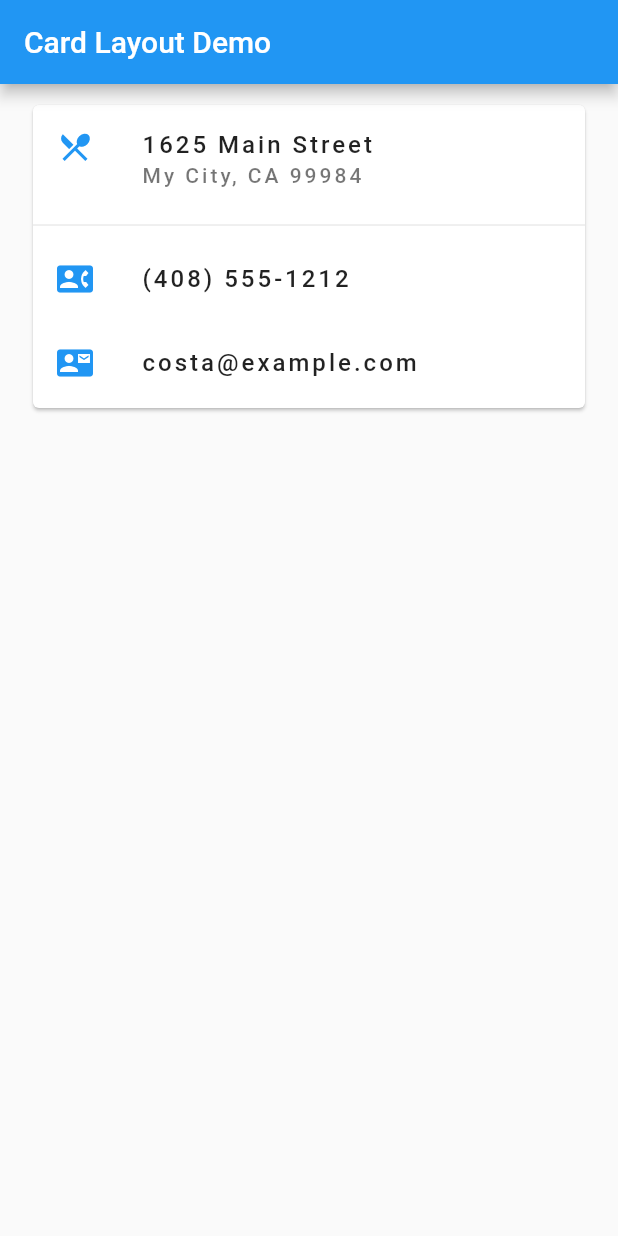
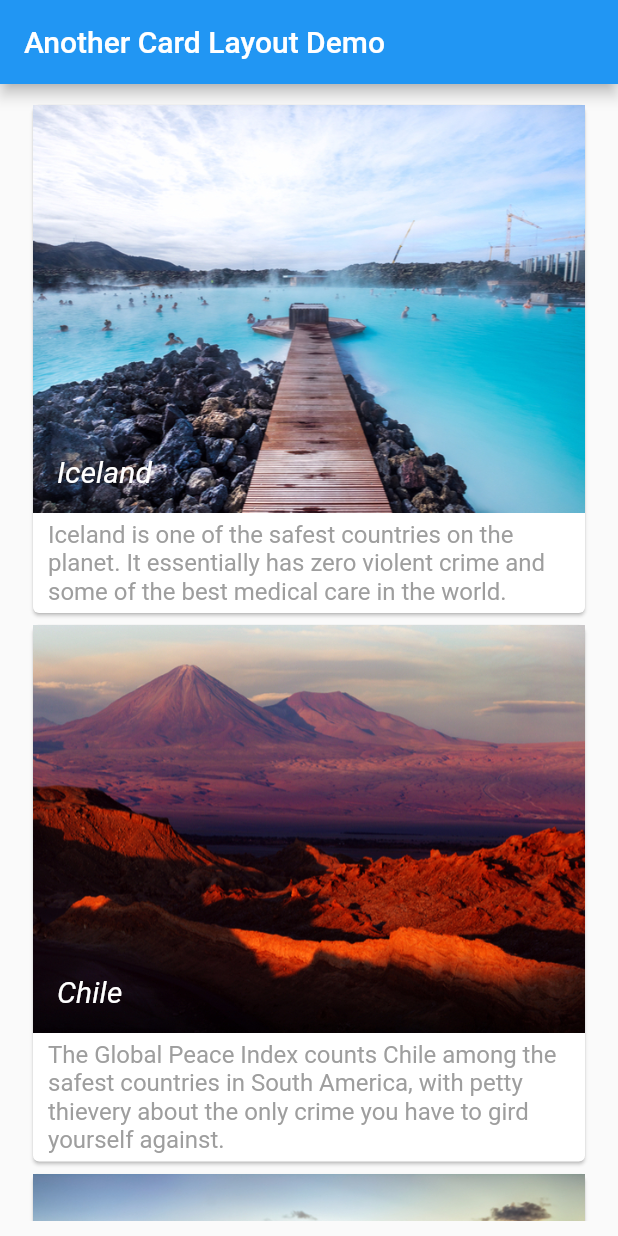
Before and after one commit to AdamZHANG123/intr_to_widgets, a Flutter app: the screen it shows after launch, on a phone screen of 412 x 824 dp. Run offline on Flutter 3.47's test engine with Material 2 defaults, Android fonts, the phone set to English and light mode, and no system bars.

Commit message:
Add Another Card Layout
Added Another Card Layout to display Travel Destinations.

```diff
--- a/lib/card.dart
+++ b/lib/card.dart
@@ -1,9 +1,9 @@
 import 'package:flutter/material.dart';
 
-class MyCardDemoPage extends StatelessWidget {
+class CardDemoPage extends StatelessWidget {
   final String title;
 
-  MyCardDemoPage({Key key, this.title}) : super(key: key);
+  CardDemoPage({Key key, this.title}) : super(key: key);
 
   @override
   Widget build(BuildContext context) {
@@ -14,57 +14,37 @@ class MyCardDemoPage extends StatelessWidget {
       body: Container(
         margin: EdgeInsets.all(10),
         padding: EdgeInsets.symmetric(horizontal: 8),
-        child: SizedBox(
+        child: title == 'Card Layout Demo'
+            ? _getFirstCardLayout()
+            : _getLastCardLayout(),
+      ),
+    );
+  }
+
+  Widget _getFirstCardLayout() {
+    return SizedBox(
       height: 210,
       child: Card(
         child: Column(
           children: <Widget>[
-                MyListTile(
-                  icon: Icon(
-                    Icons.restaurant_menu,
-                    color: Colors.blue,
-                  ),
-                  content: '1625 Main Street',
-                  subContent: 'My City, CA 99984',
-                ),
+            _buildFirstCardItem(Icon(Icons.restaurant_menu, color: Colors.blue),
+                '1625 Main Street', 'My City, CA 99984'),
             Divider(),
-                MyListTile(
-                  icon: Icon(
-                    Icons.contact_phone,
-                    color: Colors.blue,
-                  ),
-                  content: '(408) 555-1212',
-                ),
-                MyListTile(
-                  icon: Icon(
-                    Icons.contact_mail,
-                    color: Colors.blue,
-                  ),
-                  content: 'costa@example.com',
-                ),
+            _buildFirstCardItem(Icon(Icons.contact_phone, color: Colors.blue),
+                '(408) 555-1212', null),
+            _buildFirstCardItem(Icon(Icons.contact_mail, color: Colors.blue),
+                'costa@example.com', null),
           ],
-            ),
-          ),
         ),
       ),
     );
   }
-}
 
-class MyListTile extends StatelessWidget {
+  Widget _buildFirstCardItem(Icon icon, String content, String subContent) {
     final _myContentStyle = TextStyle(
       fontWeight: FontWeight.w500,
       letterSpacing: 2,
     );
-  final Widget icon;
-  final String content;
-  final String subContent;
-
-  MyListTile({Key key, this.icon, this.content, this.subContent})
-      : super(key: key);
-
-  @override
-  Widget build(BuildContext context) {
     return ListTile(
       leading: (icon != null && icon is Icon) ? icon : null,
       title: content != null
@@ -81,4 +61,93 @@ class MyListTile extends StatelessWidget {
           : null,
     );
   }
+
+  Widget _getLastCardLayout() {
+    return ListView(
+      children: List.generate(_travelDestinationList.length, (index) {
+        return _buildLastCardLayout(_travelDestinationList[index]);
+      }),
+    );
   }
+
+  Widget _buildLastCardLayout(TravelDestination destination) {
+    return SizedBox(
+      child: Card(
+        child: Column(
+          children: <Widget>[
+            Stack(
+              children: <Widget>[
+                Positioned(
+                  child: Image.asset(
+                    destination.assetName,
+                    fit: BoxFit.cover,
+                  ),
+                ),
+                Positioned(
+                  bottom: 16.0,
+                  left: 16.0,
+                  child: FittedBox(
+                    fit: BoxFit.scaleDown,
+                    alignment: Alignment.centerLeft,
+                    child: Text(
+                      destination.title,
+                      style: TextStyle(
+                          fontSize: 20,
+                          color: Colors.white,
+                          fontStyle: FontStyle.italic),
+                    ),
+                  ),
+                ),
+              ],
+            ),
+            Padding(
+              padding: const EdgeInsets.symmetric(horizontal: 10, vertical: 5),
+              child: Text(
+                destination.description,
+                style: TextStyle(
+                  fontSize: 16,
+                  color: Colors.grey,
+                ),
+              ),
+            ),
+          ],
+        ),
+      ),
+    );
+  }
+
+  final _travelDestinationList = <TravelDestination>[
+    TravelDestination(
+      assetName: 'images/Iceland.jpg',
+      title: 'Iceland',
+      description:
+          'Iceland is one of the safest countries on the planet. It essentially has zero violent crime and some of the best medical care in the world.',
+    ),
+    TravelDestination(
+      assetName: 'images/Chile.jpg',
+      title: 'Chile',
+      description:
+          'The Global Peace Index counts Chile among the safest countries in South America, with petty thievery about the only crime you have to gird yourself against.',
+    ),
+    TravelDestination(
+      assetName: 'images/Tasmania.jpg',
+      title: 'Tasmania, Australia',
+      description:
+          'Tasmania has little crime whatsoever, which is why it made the list. You will want to steer clear of the venomous snake populations in the island. Don’t worry though – there’s been no recorded human deaths by snake.',
+    ),
+    TravelDestination(
+      assetName: 'images/Oman.jpg',
+      title: 'Oman',
+      description:
+          'The crime rate in Oman is very low compared to that in most places in the west and is extremely low compared to just about anywhere in the Middle East. The Omani people are a very relaxed and polite people, which makes things quite comfortable for visitors.',
+    ),
+  ];
+}
+
+class TravelDestination {
+  final String assetName;
+  final String title;
+  final String description;
+
+  TravelDestination({this.assetName, this.title, this.description});
+}
--- a/lib/main.dart
+++ b/lib/main.dart
@@ -4,18 +4,23 @@ import 'card.dart';
 void main() => runApp(MyApp());
 
 class MyApp extends StatelessWidget {
-  final appTitle = 'Card Layout Demo';
+  final List<String> titleList = [
+    'Card Layout Demo',
+    'Another Card Layout Demo',
+  ];
+  final bool showFirstLayout = false;
 
   @override
   Widget build(BuildContext context) {
+    final _title = showFirstLayout ? titleList.first : titleList.last;
     return MaterialApp(
       debugShowCheckedModeBanner: false,
       debugShowMaterialGrid: false,
-      title: appTitle,
+      title: _title,
       theme: ThemeData(
         primarySwatch: Colors.blue,
       ),
-      home: MyCardDemoPage(title: appTitle),
+      home: CardDemoPage(title: _title),
     );
   }
 }
```
Also changed, not shown: pubspec.yaml (+6 -4 lines), images/Chile.jpg (added), images/Iceland.jpg (added), images/Oman.jpg (added), images/Tasmania.jpg (added). Lines whose indentation alone changed are shown as unchanged.
